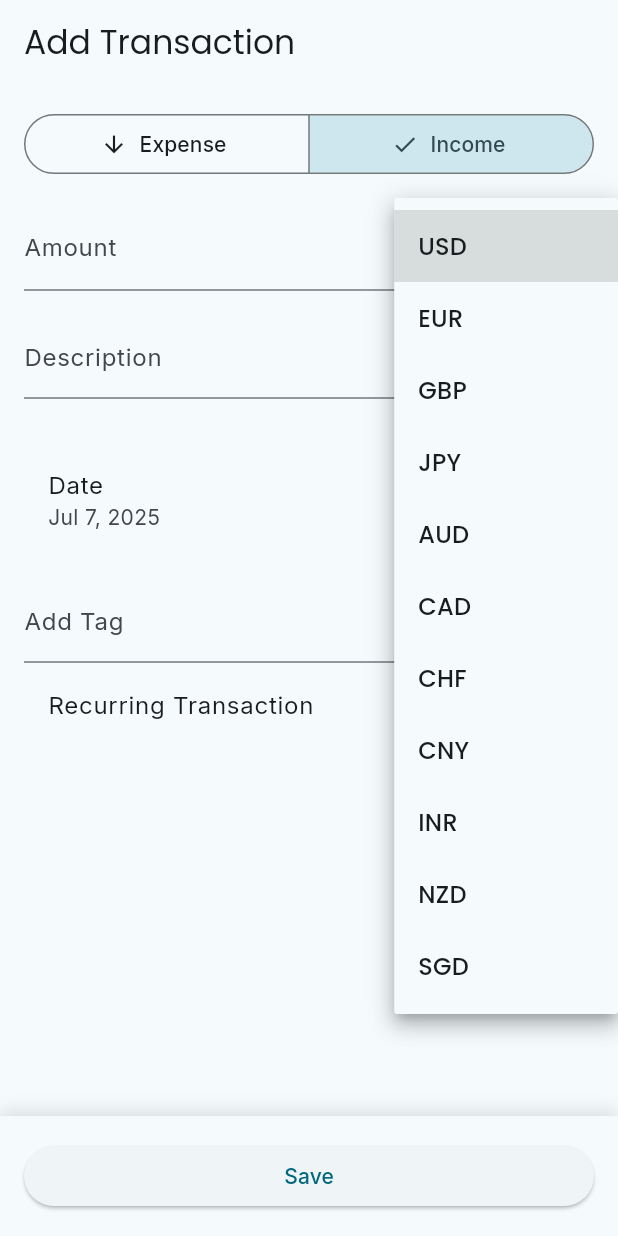
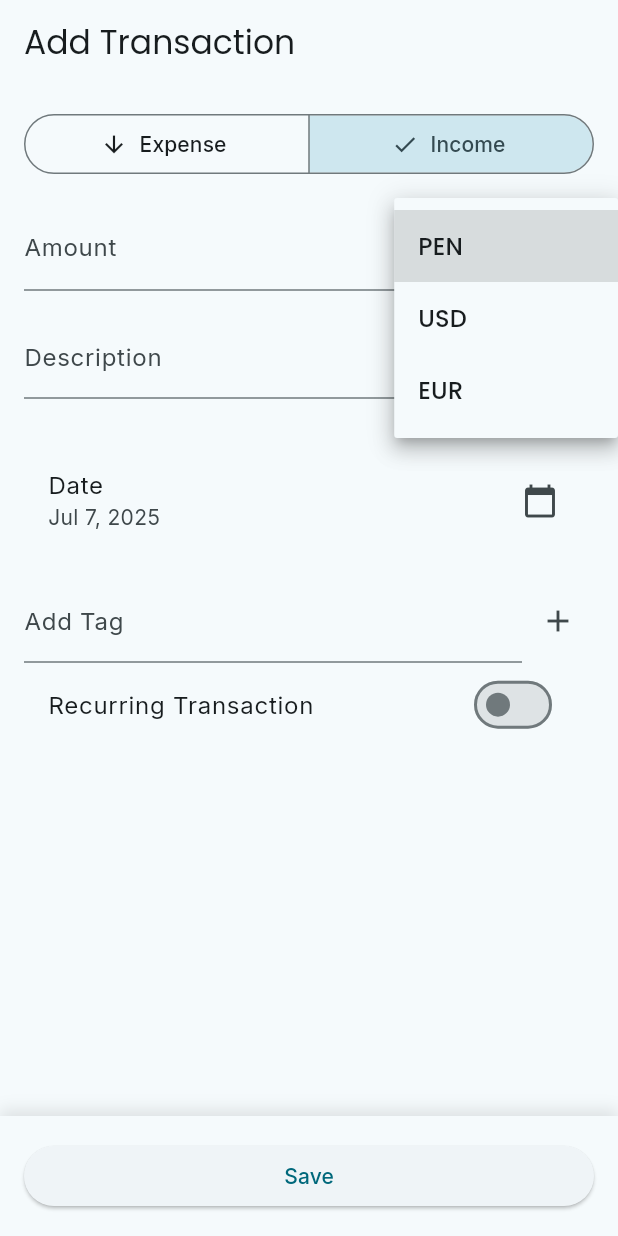
Before and after one commit to Ysparky/spendora_app, a Flutter app: the AddTransactionScreen screen opened by its route, after a tap on "Income", after a tap on "Currency", on a phone screen of 412 x 824 dp. Run offline on Flutter 3.47's test engine with Material 3 defaults, Android fonts, the phone set to English and light mode, and no system bars; our stand-ins replace cloud_firestore, firebase_analytics, firebase_auth, firebase_core, flutter_dotenv, freezed_annotation and 4 more; missing offline and left inert: firebase_app_check; accounts and stored records are empty; generated files the repository leaves out were written again.

Commit message:
Update currency handling across the application to use default currency 'PEN'
- Changed the default currency from 'USD' to 'PEN' in CurrencyUtils.
- Updated user preferences, transaction models, and various screens to utilize the new default currency.
- Removed unsupported currencies from the onboarding and settings repositories to streamline currency options.
- Enhanced currency display logic in multiple components to ensure consistency with the new default.

```diff
--- a/lib/core/utils/currency_utils.dart
+++ b/lib/core/utils/currency_utils.dart
@@ -5,20 +5,13 @@ class CurrencyUtils {
   const CurrencyUtils._();
 
   /// Default currency code
-  static const String defaultCurrency = 'USD';
+  static const String defaultCurrency = 'PEN';
 
   /// Supported currencies with their symbols
   static const Map<String, String> currencySymbols = {
+    'PEN': 'S/',
     'USD': '\$',
     'EUR': '€',
-    'GBP': '£',
-    'JPY': '¥',
-    'INR': '₹',
-    'CNY': '¥',
-    'BRL': 'R\$',
-    'CAD': 'CA\$',
-    'AUD': 'A\$',
-    'NZD': 'NZ\$',
   };
 
   /// Format amount with currency symbol
--- a/lib/features/auth/data/datasources/auth_remote_datasource.dart
+++ b/lib/features/auth/data/datasources/auth_remote_datasource.dart
@@ -2,6 +2,7 @@ import 'package:firebase_auth/firebase_auth.dart';
 import 'package:cloud_firestore/cloud_firestore.dart';
 import 'package:firebase_analytics/firebase_analytics.dart';
 import 'package:flutter/foundation.dart';
+import 'package:spendora_app/core/utils/currency_utils.dart';
 
 class AuthRemoteDataSource {
   final FirebaseAuth _auth;
@@ -82,7 +83,7 @@ class AuthRemoteDataSource {
         'preferences': {
           'notifications': true,
           'language': 'en',
-          'currency': 'USD',
+          'currency': CurrencyUtils.defaultCurrency,
         },
       });
 
--- a/lib/features/auth/domain/models/user.dart
+++ b/lib/features/auth/domain/models/user.dart
@@ -1,5 +1,6 @@
 import 'package:cloud_firestore/cloud_firestore.dart';
 import 'package:freezed_annotation/freezed_annotation.dart';
+import 'package:spendora_app/core/utils/currency_utils.dart';
 
 part 'user.g.dart';
 part 'user.freezed.dart';
@@ -33,7 +34,7 @@ abstract class UserPreferences with _$UserPreferences {
   const factory UserPreferences({
     @Default(true) bool notifications,
     @Default('en') String language,
-    @Default('USD') String currency,
+    @Default(CurrencyUtils.defaultCurrency) String currency,
   }) = _UserPreferences;
 
   factory UserPreferences.fromJson(Map<String, dynamic> json) =>
--- a/lib/features/budgets/domain/models/budget.dart
+++ b/lib/features/budgets/domain/models/budget.dart
@@ -1,5 +1,6 @@
 import 'package:cloud_firestore/cloud_firestore.dart';
 import 'package:freezed_annotation/freezed_annotation.dart';
+import 'package:spendora_app/core/utils/currency_utils.dart';
 
 part 'budget.freezed.dart';
 part 'budget.g.dart';
@@ -24,7 +25,7 @@ abstract class Budget with _$Budget {
     required String categoryId,
     required BudgetGoalType goalType,
     @Default(false) bool completed,
-    @Default('USD') String currency,
+    @Default(CurrencyUtils.defaultCurrency) String currency,
   }) = _Budget;
 
   factory Budget.fromJson(Map<String, dynamic> json) => _$BudgetFromJson(json);
--- a/lib/features/dashboard/data/repositories/dashboard_repository_impl.dart
+++ b/lib/features/dashboard/data/repositories/dashboard_repository_impl.dart
@@ -1,6 +1,7 @@
 import 'package:cloud_firestore/cloud_firestore.dart' hide Transaction;
 import 'package:firebase_auth/firebase_auth.dart' as firebase_auth;
 import 'package:flutter/foundation.dart';
+import 'package:spendora_app/core/utils/currency_utils.dart';
 import 'package:spendora_app/features/dashboard/domain/models/dashboard_summary.dart';
 import 'package:spendora_app/features/dashboard/domain/repositories/dashboard_repository.dart';
 import 'package:spendora_app/features/transactions/domain/models/transaction.dart';
@@ -70,7 +71,8 @@ class DashboardRepositoryImpl implements DashboardRepository {
             .doc(user.uid)
             .get();
         final userCurrency =
-            userDoc.data()?['preferences']?['currency'] ?? 'USD';
+            userDoc.data()?['preferences']?['currency'] ??
+            CurrencyUtils.defaultCurrency;
 
         return DashboardSummary(
           currencyTotals: {
--- a/lib/features/onboarding/data/repositories/onboarding_repository_impl.dart
+++ b/lib/features/onboarding/data/repositories/onboarding_repository_impl.dart
@@ -108,17 +108,9 @@ class OnboardingRepositoryImpl implements OnboardingRepository {
   @override
   List<String> getSupportedCurrencies() {
     return [
+      'PEN', // Peruvian Sol
       'USD', // US Dollar
       'EUR', // Euro
-      'GBP', // British Pound
-      'JPY', // Japanese Yen
-      'AUD', // Australian Dollar
-      'CAD', // Canadian Dollar
-      'CHF', // Swiss Franc
-      'CNY', // Chinese Yuan
-      'INR', // Indian Rupee
-      'NZD', // New Zealand Dollar
-      'SGD', // Singapore Dollar
     ];
   }
 
--- a/lib/features/onboarding/domain/models/onboarding_state.dart
+++ b/lib/features/onboarding/domain/models/onboarding_state.dart
@@ -1,4 +1,5 @@
 import 'package:freezed_annotation/freezed_annotation.dart';
+import 'package:spendora_app/core/utils/currency_utils.dart';
 
 part 'onboarding_state.freezed.dart';
 part 'onboarding_state.g.dart';
@@ -16,7 +17,7 @@ abstract class OnboardingState with _$OnboardingState {
 
   factory OnboardingState.initial() => const OnboardingState(
     hasCompletedOnboarding: false,
-    selectedCurrency: 'USD',
+    selectedCurrency: CurrencyUtils.defaultCurrency,
     hasLoadedDefaultCategories: false,
   );
 }
--- a/lib/features/settings/data/repositories/settings_repository_impl.dart
+++ b/lib/features/settings/data/repositories/settings_repository_impl.dart
@@ -32,17 +32,9 @@ class SettingsRepositoryImpl implements SettingsRepository {
   @override
   List<String> getSupportedCurrencies() {
     return [
+      'PEN', // Peruvian Sol
       'USD', // US Dollar
       'EUR', // Euro
-      'GBP', // British Pound
-      'JPY', // Japanese Yen
-      'AUD', // Australian Dollar
-      'CAD', // Canadian Dollar
-      'CHF', // Swiss Franc
-      'CNY', // Chinese Yuan
-      'INR', // Indian Rupee
-      'NZD', // New Zealand Dollar
-      'SGD', // Singapore Dollar
     ];
   }
 }
--- a/lib/features/settings/presentation/views/settings_screen.dart
+++ b/lib/features/settings/presentation/views/settings_screen.dart
@@ -5,6 +5,8 @@ import 'package:spendora_app/core/router/router.dart';
 import 'package:spendora_app/core/services/local_storage_service.dart';
 import 'package:spendora_app/core/providers/locale_provider.dart';
 import 'package:spendora_app/features/auth/presentation/providers/auth_provider.dart';
+import 'package:spendora_app/features/dashboard/presentation/views/dashboard_screen.dart'
+    as CurrencyUtils;
 import 'package:spendora_app/features/settings/presentation/viewmodels/settings_viewmodel.dart';
 import 'package:spendora_app/l10n/app_localizations.dart';
 
@@ -235,7 +237,8 @@ class SettingsScreen extends StatelessWidget {
     final storage = context.read<LocalStorageService>();
     final currentMode = storage.currencyDisplayMode;
     final userCurrency =
-        context.read<SettingsViewModel>().preferences?.currency ?? 'USD';
+        context.read<SettingsViewModel>().preferences?.currency ??
+        CurrencyUtils.defaultCurrency;
 
     showModalBottomSheet(
       context: context,
--- a/lib/features/transactions/domain/models/transaction.dart
+++ b/lib/features/transactions/domain/models/transaction.dart
@@ -1,5 +1,7 @@
 import 'package:cloud_firestore/cloud_firestore.dart';
 import 'package:freezed_annotation/freezed_annotation.dart';
+import 'package:spendora_app/features/dashboard/presentation/views/dashboard_screen.dart'
+    as CurrencyUtils;
 
 part 'transaction.freezed.dart';
 part 'transaction.g.dart';
@@ -52,7 +54,7 @@ abstract class Transaction with _$Transaction {
     @Default(false) bool isRecurring,
     RecurringType? recurringType,
     @DateTimeConverter() required DateTime createdAt,
-    @Default('USD') String currency,
+    @Default(CurrencyUtils.defaultCurrency) String currency,
   }) = _Transaction;
 
   factory Transaction.fromJson(Map<String, dynamic> json) =>
--- a/lib/features/transactions/presentation/views/add_transaction_screen.dart
+++ b/lib/features/transactions/presentation/views/add_transaction_screen.dart
@@ -3,6 +3,8 @@ import 'package:go_router/go_router.dart';
 import 'package:intl/intl.dart';
 import 'package:provider/provider.dart';
 import 'package:spendora_app/features/auth/presentation/providers/auth_provider.dart';
+import 'package:spendora_app/features/dashboard/presentation/views/dashboard_screen.dart'
+    as CurrencyUtils;
 import 'package:spendora_app/features/settings/presentation/viewmodels/settings_viewmodel.dart';
 import 'package:spendora_app/features/transactions/domain/models/transaction.dart';
 import 'package:spendora_app/features/transactions/presentation/viewmodels/transaction_viewmodel.dart';
@@ -36,7 +38,8 @@ class _AddTransactionScreenState extends State<AddTransactionScreen> {
     super.initState();
     // Initialize with user's preferred currency
     _selectedCurrency =
-        context.read<AuthProvider>().user?.preferences.currency ?? 'USD';
+        context.read<AuthProvider>().user?.preferences.currency ??
+        CurrencyUtils.defaultCurrency;
   }
 
   @override
--- a/lib/features/transactions/presentation/views/edit_transaction_screen.dart
+++ b/lib/features/transactions/presentation/views/edit_transaction_screen.dart
@@ -4,6 +4,8 @@ import 'package:intl/intl.dart';
 import 'package:provider/provider.dart';
 import 'package:spendora_app/core/utils/icon_utils.dart';
 import 'package:spendora_app/core/utils/locale_utils.dart';
+import 'package:spendora_app/features/dashboard/presentation/views/dashboard_screen.dart'
+    as CurrencyUtils;
 import 'package:spendora_app/features/settings/presentation/viewmodels/settings_viewmodel.dart';
 import 'package:spendora_app/features/transactions/domain/models/transaction.dart';
 import 'package:spendora_app/features/transactions/presentation/viewmodels/transaction_viewmodel.dart';
@@ -38,7 +40,8 @@ class _EditTransactionScreenState extends State<EditTransactionScreen> {
   @override
   void initState() {
     super.initState();
-    _selectedCurrency = 'USD'; // Will be updated when transaction is loaded
+    _selectedCurrency = CurrencyUtils
+        .defaultCurrency; // Will be updated when transaction is loaded
     _loadTransaction();
   }
 
--- a/lib/features/transactions/presentation/views/transaction_details_screen.dart
+++ b/lib/features/transactions/presentation/views/transaction_details_screen.dart
@@ -4,6 +4,8 @@ import 'package:intl/intl.dart';
 import 'package:provider/provider.dart';
 import 'package:spendora_app/core/utils/icon_utils.dart';
 import 'package:spendora_app/core/utils/locale_utils.dart';
+import 'package:spendora_app/features/dashboard/presentation/views/dashboard_screen.dart'
+    as CurrencyUtils;
 import 'package:spendora_app/features/transactions/domain/models/category.dart';
 import 'package:spendora_app/features/transactions/domain/models/transaction.dart';
 import 'package:spendora_app/features/transactions/presentation/viewmodels/transaction_viewmodel.dart';
@@ -103,7 +105,7 @@ class _TransactionDetailsScreenState extends State<TransactionDetailsScreen> {
     final l10n = AppLocalizations.of(context)!;
     final theme = Theme.of(context);
     final currencyFormat = NumberFormat.currency(
-      symbol: _transaction?.currency ?? 'USD',
+      symbol: _transaction?.currency ?? CurrencyUtils.defaultCurrency,
     );
     final dateFormat = DateFormat.yMMMd(
       Localizations.localeOf(context).languageCode,
```
Also changed, not shown: lib/features/dashboard/presentation/views/dashboard_screen.dart (+14 -6 lines), lib/features/transactions/presentation/views/categories_overview_screen.dart (+10 -4 lines).
